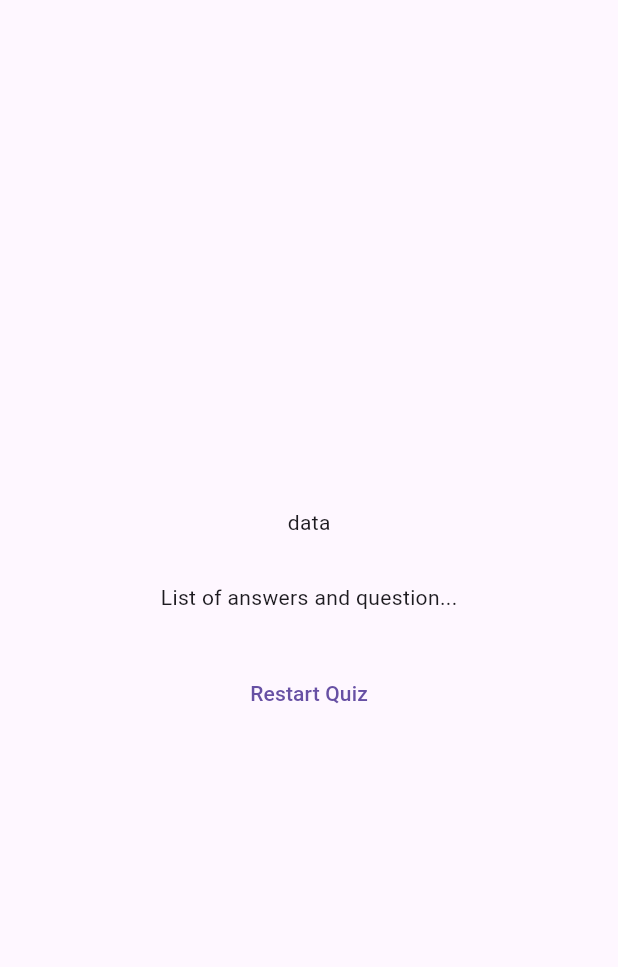
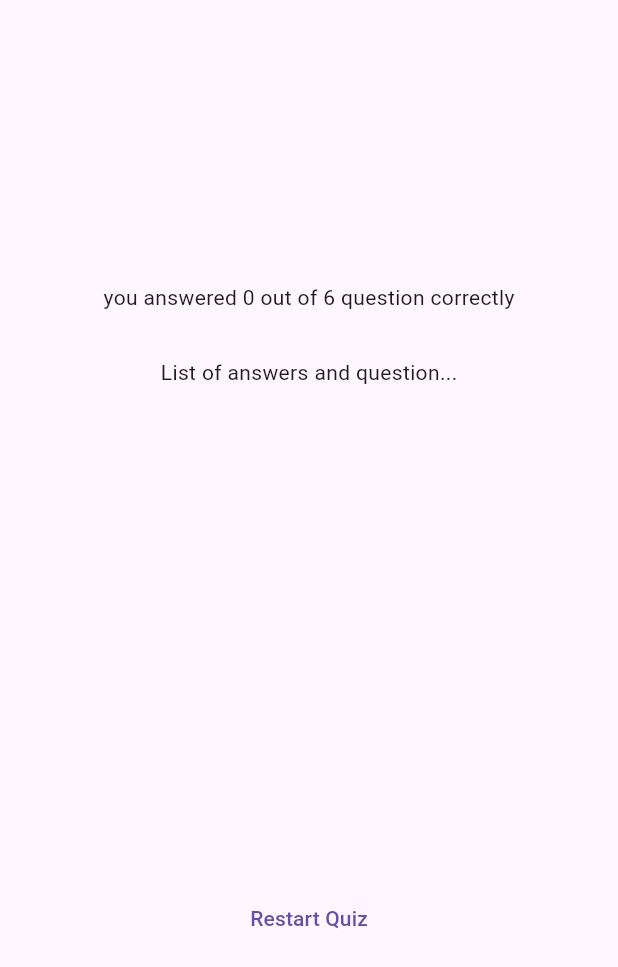
Before and after one commit to Dogcy/FirstFlutterProj, a Flutter app: the ResultsScreen widget shown alone on an empty page, opened directly with empty values, on a phone screen of 412 x 824 dp. Shown: the top 967 px of the screen. Run offline on Flutter 3.47's test engine with Material 3 defaults, Android fonts, the phone set to English and light mode, and no system bars; our stand-ins replace google_fonts.

Commit message:
完成邏輯 未完成樣式

```diff
--- /dev/null
+++ b/lib/questions_summary.dart
@@ -0,0 +1,33 @@
+import 'package:flutter/material.dart';
+
+class QuestionsSummary extends StatelessWidget {
+  const QuestionsSummary({required this.summaryData, super.key});
+
+  final List<Map<String, Object>> summaryData;
+
+  @override
+  Widget build(BuildContext context) {
+    return SizedBox(
+      height: 300,
+      child: SingleChildScrollView(
+        child: Column(
+          children: summaryData.map((data) {
+            return Row(
+              children: [
+                Text(((data['question_index'] as int) + 1).toString()),
+                Expanded(
+                  child: Column(children: [
+                    Text(data['question'] as String),
+                    const SizedBox(height: 5,),
+                    Text(data['correct_answer'] as String),
+                    Text(data['user_answer'] as String)
+                  ],),
+                )
+              ],
+            );
+          }).toList(),
+        ),
+      ),
+    );
+  }
+}
--- a/lib/results_screen.dart
+++ b/lib/results_screen.dart
@@ -1,5 +1,8 @@
 import 'package:flutter/material.dart';
 import 'package:practise_project/data/questions.dart';
+
+import 'package:practise_project/questions_summary.dart';
+
 class ResultsScreen extends StatelessWidget {
   const ResultsScreen({required this.chosenAnswers, super.key});
 
@@ -10,10 +13,10 @@ class ResultsScreen extends StatelessWidget {
 
     for (int i = 0; i < chosenAnswers.length; i++) {
       summary.add({
-        'question_index' : i,
-        'question' : questions[i].text,
-        'correct_answer':questions[i].answers[0], // 這邊設定第一筆都是正確答案
-        'user_answer' : chosenAnswers[i]
+        'question_index': i,
+        'question': questions[i].text,
+        'correct_answer': questions[i].answers[0], // 這邊設定第一筆都是正確答案
+        'user_answer': chosenAnswers[i]
       });
     }
 
@@ -22,8 +25,13 @@ class ResultsScreen extends StatelessWidget {
 
   @override
   Widget build(BuildContext context) {
-    print('in chosenAnswers');
-    print(chosenAnswers);
+    final summaryData = getSummaryData();
+    final numTotalQuestions = questions.length;
+    final numCorrectQuestion = summaryData.where((data) {
+      return data['user_answer'] == data['correct_answer'];
+    }).length;
+    // print('in chosenAnswers');
+    // print(chosenAnswers);
     return SizedBox(
       width: double.infinity,
       child: Container(
@@ -31,17 +39,17 @@ class ResultsScreen extends StatelessWidget {
         child: Column(
           mainAxisAlignment: MainAxisAlignment.center,
           children: [
-            const Text('data'),
+            Text('you answered $numCorrectQuestion out of $numTotalQuestions question correctly'),
             const SizedBox(
               height: 30,
             ),
             const Text('List of answers and question...'),
+            QuestionsSummary(summaryData: summaryData),
             const SizedBox(
               height: 30,
             ),
             TextButton(
                 onPressed: () {
-
                   print('object');
                 },
                 child: Text('Restart Quiz'))
```
